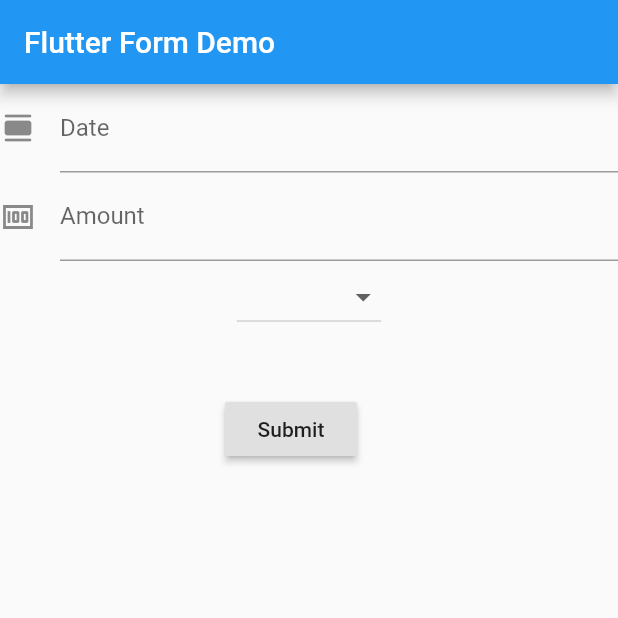
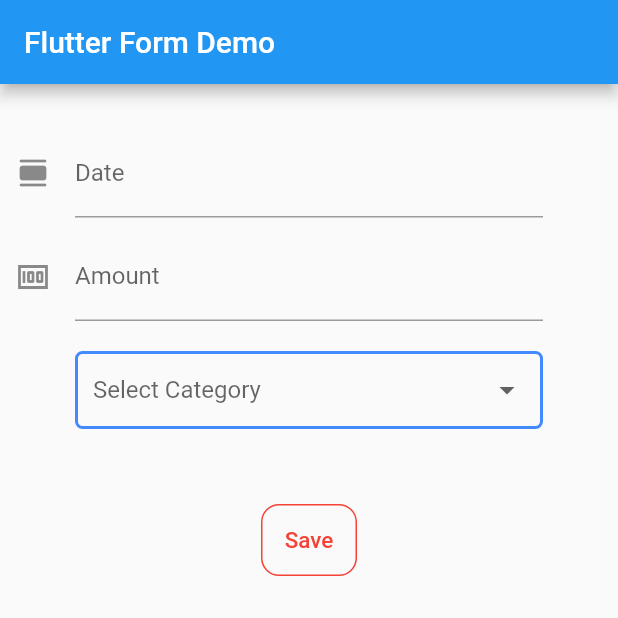
Before and after one commit to Sakshy18/Hiyo, a Flutter app: the screen it shows after launch, on a phone screen of 412 x 824 dp, the top half of it. Run offline on Flutter 3.47's test engine with Material 2 defaults, Android fonts, the phone set to English and light mode, and no system bars.

Commit message:
text-editing control added

```diff
--- a/lib/main.dart
+++ b/lib/main.dart
@@ -1,3 +1,5 @@
+import 'dart:math';
+
 import 'package:flutter/material.dart';
 
 void main() => runApp(MyApp());
@@ -23,6 +25,7 @@ class MyCustomForm extends StatefulWidget {
   @override
   MyCustomFormState createState() {
     return MyCustomFormState();
+    State<StatefulWidget> createState() => new MyCustomFormState();
   }
 }
 
@@ -33,12 +36,17 @@ class MyCustomFormState extends State<MyCustomForm> {
   final _formKey = GlobalKey<FormState>();
   final items = ['category1', 'category2', 'category3'];
   String? value;
+  TextEditingController amountController = TextEditingController();
+  TextEditingController dateController = TextEditingController();
+
   @override
   DropdownMenuItem<String> buildMenuItem(String item) => DropdownMenuItem(
         value: item,
         child: Text(
           item,
-          style: TextStyle(fontWeight: FontWeight.bold),
+          style: TextStyle(
+              //fontWeight: FontWeight.bold,
+              color: Colors.black87),
         ),
       );
 
@@ -49,20 +57,30 @@ class MyCustomFormState extends State<MyCustomForm> {
       child: Column(
         crossAxisAlignment: CrossAxisAlignment.start,
         children: <Widget>[
-          TextFormField(
+          //Date
+          Container(
+            margin: EdgeInsets.fromLTRB(10, 30, 50, 0),
+            child: TextFormField(
+              controller: dateController,
               decoration: const InputDecoration(
                 icon: const Icon(Icons.calendar_view_day_rounded),
                 hintText: 'Enter Date',
                 labelText: 'Date',
               ),
               validator: (String? value) {
-              if (value!.isEmpty) {
+                if (value == null || value!.isEmpty) {
                   return 'Please enter valid date';
                 }
                 return null;
               },
             ),
-          TextFormField(
+          ),
+
+          //Kharcha
+          Container(
+            margin: EdgeInsets.fromLTRB(10, 10, 50, 0),
+            child: TextFormField(
+              controller: amountController,
               decoration: const InputDecoration(
                 fillColor: Colors.brown,
                 focusColor: Colors.black,
@@ -77,19 +95,60 @@ class MyCustomFormState extends State<MyCustomForm> {
                 return null;
               },
             ),
-          Center(
+          ),
+
+          //category
+          Container(
+            margin: EdgeInsets.fromLTRB(50, 20, 50, 0),
+            padding: EdgeInsets.fromLTRB(10, 0, 10, 0),
+            decoration: BoxDecoration(
+              border: Border.all(
+                color: Colors.blueAccent,
+                width: 2,
+              ),
+              borderRadius: BorderRadius.circular(5),
+            ),
+            child: Center(
+              child: DropdownButtonHideUnderline(
                 child: DropdownButton<String>(
+                  hint: Text("Select Category"),
+                  isExpanded: true,
+                  value: value,
                   items: items.map(buildMenuItem).toList(),
                   onChanged: (value) => setState(
                     () => this.value = value,
                   ),
                 ),
               ),
-          new Container(
-              padding: const EdgeInsets.only(left: 150.0, top: 40.0),
-              child: new RaisedButton(
-                child: const Text('Submit'),
+            ),
+          ),
+
+          //Save
+          Container(
+            //height: 50,
+            // decoration: BoxDecoration(
+            //     border: Border.all(color: Colors.blueAccent, width: 2,),
+            //     borderRadius: BorderRadius.circular(50)
+            // ),
+            margin: EdgeInsets.fromLTRB(120, 50, 120, 0),
+            //padding: EdgeInsets.fromLTRB(50, 0, 10, 0),
+            //padding: EdgeInsets.only(left: 220, top: 20),
+            child: Center(
+              child: TextButton(
+                child: Text("Save", style: TextStyle(fontSize: 15)),
+                style: ButtonStyle(
+                  // margin: EdgeInsets.all(100),
+                  padding:
+                      MaterialStateProperty.all<EdgeInsets>(EdgeInsets.all(15)),
+                  foregroundColor: MaterialStateProperty.all<Color>(Colors.red),
+                  shape: MaterialStateProperty.all<RoundedRectangleBorder>(
+                      RoundedRectangleBorder(
+                          borderRadius: BorderRadius.circular(12.0),
+                          side: BorderSide(color: Colors.red))),
+                ),
                 onPressed: () {
+                  print(dateController.text);
+                  print(amountController.text);
                   // It returns true if the form is valid, otherwise returns false
                   if (_formKey.currentState!.validate()) {
                     // If the form is valid, display a Snackbar.
@@ -97,7 +156,28 @@ class MyCustomFormState extends State<MyCustomForm> {
                         SnackBar(content: Text('Data is in processing.')));
                   }
                 },
-              )),
+              ),
+            ),
+
+            // RaisedButton(
+            //
+            //   child: Center(child: const Text('Save',
+            //   style: TextStyle(letterSpacing: 1,
+            //       fontWeight: FontWeight.bold),
+            //       ),
+            //   ),
+            //
+            //     onPressed: () {
+            //       // It returns true if the form is valid, otherwise returns false
+            //       if (_formKey.currentState!.validate()) {
+            //         // If the form is valid, display a Snackbar.
+            //         Scaffold.of(context).showSnackBar(
+            //             SnackBar(content: Text('Data is in processing.')));
+            //       }
+            //     },
+            //
+            //   ),
+          ),
         ],
       ),
     );
```
Lines whose indentation alone changed are shown as unchanged.
